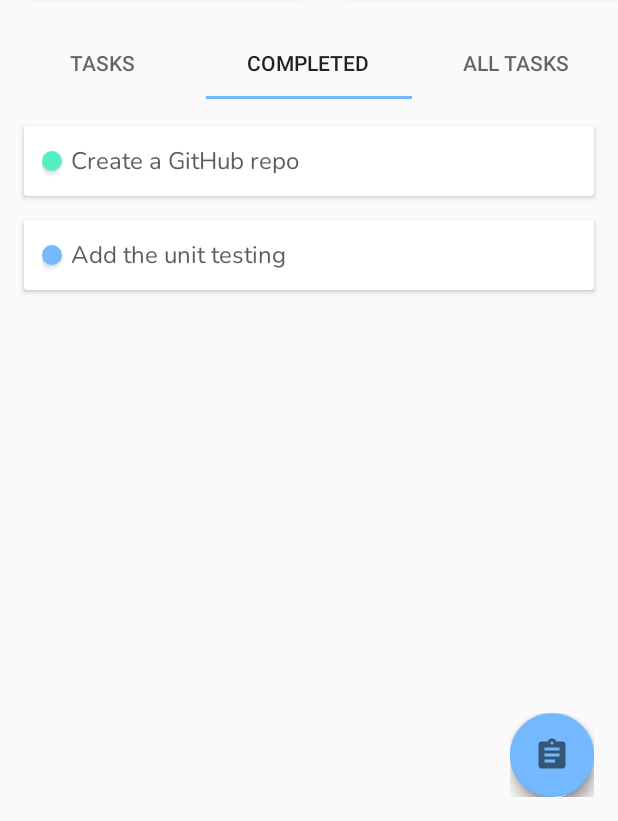
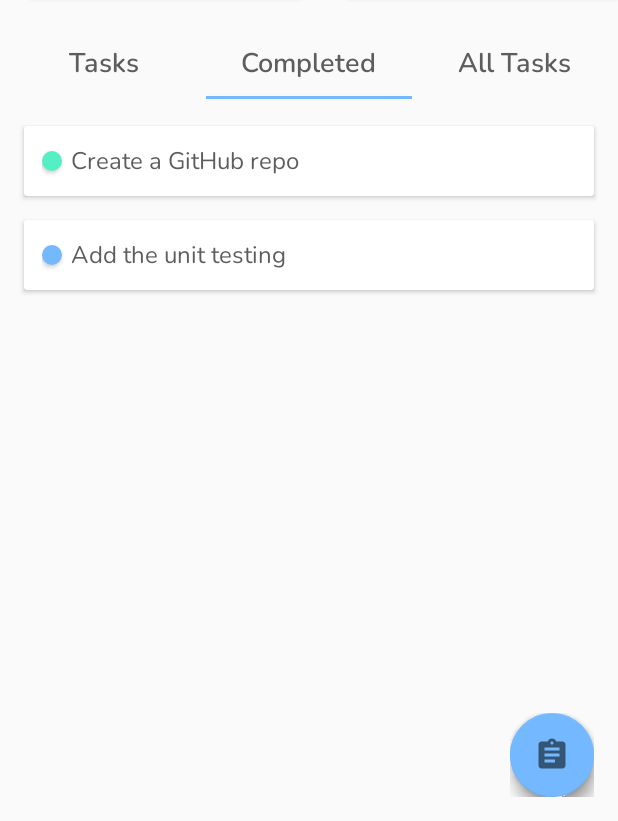
Before and after one commit to Jenil-Vekaria/Todo-Android-App, an Android app: the screen it shows after launch (MainActivity), tab 2 chosen, on a phone screen of 412 x 824 dp, the part 415-1236 px from its top. Run offline under Robolectric (Android 15) with nearby library versions, the phone set to English and light mode, and no system bars; our stand-ins replace Room's generated code; libraries missing offline, so code that uses them is left out: com.github.clans.fab; plain views replace FloatingActionButton, FloatingActionMenu; 5 statements that could not run were skipped.

Commit message:
No Tasks message display added, and changed tablayout style

```diff
--- a/app/src/main/java/com/example/todolist/Fragment/AllTasksFragment.java
+++ b/app/src/main/java/com/example/todolist/Fragment/AllTasksFragment.java
@@ -17,6 +17,7 @@ import android.os.Parcelable;
 import android.view.LayoutInflater;
 import android.view.View;
 import android.view.ViewGroup;
+import android.widget.LinearLayout;
 import android.widget.Toast;
 
 import com.example.todolist.Adapter.TaskAdapter;
@@ -44,6 +45,7 @@ public class AllTasksFragment extends Fragment {
 
     private Task removedTask;
 
+    private LinearLayout noTaskDisplay;
 
     @Override
     public View onCreateView(LayoutInflater inflater, ViewGroup container, Bundle savedInstanceState) {
@@ -52,10 +54,19 @@ public class AllTasksFragment extends Fragment {
         todoViewModel = new ViewModelProvider(this,
                 ViewModelProvider.AndroidViewModelFactory.getInstance(getActivity().getApplication())).get(TodoViewModel.class);
 
+        noTaskDisplay = view.findViewById(R.id.no_tasks);
+
         displayAllTasks(view);
 
         // Inflate the layout for this fragment
         return view;
+    }
+
+    public void displayNoTaskMessage(boolean display){
+        if(display)
+            noTaskDisplay.setVisibility(LinearLayout.VISIBLE);
+        else
+            noTaskDisplay.setVisibility(LinearLayout.INVISIBLE);
     }
 
     private void displayAllTasks(final View view){
@@ -75,6 +86,12 @@ public class AllTasksFragment extends Fragment {
             @Override
             public void onChanged(List<Task> tasks) {
                 adapter.setTasks(tasks);
+
+                if(adapter.getItemCount() > 0)
+                    displayNoTaskMessage(false);
+                else
+                    displayNoTaskMessage(true);
+
             }
         });
 
--- a/app/src/main/java/com/example/todolist/Fragment/CompletedTasksFragment.java
+++ b/app/src/main/java/com/example/todolist/Fragment/CompletedTasksFragment.java
@@ -17,6 +17,7 @@ import android.os.Parcelable;
 import android.view.LayoutInflater;
 import android.view.View;
 import android.view.ViewGroup;
+import android.widget.LinearLayout;
 import android.widget.Toast;
 
 import com.example.todolist.Adapter.TaskAdapter;
@@ -45,6 +46,9 @@ public class CompletedTasksFragment extends Fragment {
 
     private int projectID;
 
+    private LinearLayout noTaskDisplay;
+
+
     public CompletedTasksFragment(int projectIDViewMode){
         this.projectID = projectIDViewMode;
     }
@@ -59,9 +63,19 @@ public class CompletedTasksFragment extends Fragment {
         todoViewModel = new ViewModelProvider(this,
                 ViewModelProvider.AndroidViewModelFactory.getInstance(getActivity().getApplication())).get(TodoViewModel.class);
 
+        noTaskDisplay = view.findViewById(R.id.no_tasks);
+
+
         displayCompletedTasks(view);
 
         return view;
+    }
+
+    public void displayNoTaskMessage(boolean display){
+        if(display)
+            noTaskDisplay.setVisibility(LinearLayout.VISIBLE);
+        else
+            noTaskDisplay.setVisibility(LinearLayout.INVISIBLE);
     }
 
     private void displayCompletedTasks(final View view) {
@@ -72,7 +86,7 @@ public class CompletedTasksFragment extends Fragment {
 
 //      Get the displaying task adapter
         final TaskAdapter adapter = new TaskAdapter(projectID);
-//      Attach the adapter to recylerview
+//      Attach the adapter to recyclerview
         completedTaskRecylerView.setAdapter(adapter);
 
 //      This is so live displaying
@@ -80,6 +94,11 @@ public class CompletedTasksFragment extends Fragment {
             @Override
             public void onChanged(List<Task> tasks) {
                 adapter.setTasks(tasks);
+
+                if(adapter.getItemCount() > 0)
+                    displayNoTaskMessage(false);
+                else
+                    displayNoTaskMessage(true);
             }
         });
 
--- a/app/src/main/java/com/example/todolist/Fragment/TasksFragment.java
+++ b/app/src/main/java/com/example/todolist/Fragment/TasksFragment.java
@@ -19,6 +19,7 @@ import android.os.Parcelable;
 import android.view.LayoutInflater;
 import android.view.View;
 import android.view.ViewGroup;
+import android.widget.LinearLayout;
 import android.widget.Toast;
 
 import com.example.todolist.Adapter.TaskAdapter;
@@ -47,6 +48,8 @@ public class TasksFragment extends Fragment {
 
     private int projectID;
 
+    private LinearLayout noTaskDisplay;
+
     public TasksFragment(int projectIDViewMode){
         this.projectID = projectIDViewMode;
     }
@@ -60,10 +63,19 @@ public class TasksFragment extends Fragment {
         todoViewModel = new ViewModelProvider(this,
                 ViewModelProvider.AndroidViewModelFactory.getInstance(getActivity().getApplication())).get(TodoViewModel.class);
 
+        noTaskDisplay = view.findViewById(R.id.no_tasks);
+
         displayDailyTasks(view);
 
         // Inflate the layout for this fragment
         return view;
+    }
+
+    public void displayNoTaskMessage(boolean display){
+        if(display)
+            noTaskDisplay.setVisibility(LinearLayout.VISIBLE);
+        else
+            noTaskDisplay.setVisibility(LinearLayout.INVISIBLE);
     }
 
 
@@ -82,6 +94,12 @@ public class TasksFragment extends Fragment {
             public void onChanged(List<Task> tasks) {
                 //Update the RecyclerView here
                 adapter.setTasks(tasks);
+
+                if(adapter.getItemCount() > 0)
+                    displayNoTaskMessage(false);
+                else
+                    displayNoTaskMessage(true);
+
             }
         });
 
--- /dev/null
+++ b/app/src/main/res/drawable/ic_notebook.xml
@@ -0,0 +1,11 @@
+<vector android:alpha="0.54" android:height="438.891dp"
+    android:viewportHeight="438.891" android:viewportWidth="438.891"
+    android:width="438.891dp" xmlns:android="http://schemas.android.com/apk/res/android">
+    <path android:fillColor="#FF000000" android:pathData="M347.968,57.503h-39.706V39.74c0,-5.747 -6.269,-8.359 -12.016,-8.359h-30.824c-7.314,-20.898 -25.6,-31.347 -46.498,-31.347c-20.668,-0.777 -39.467,11.896 -46.498,31.347h-30.302c-5.747,0 -11.494,2.612 -11.494,8.359v17.763H90.923c-23.53,0.251 -42.78,18.813 -43.886,42.318v299.363c0,22.988 20.898,39.706 43.886,39.706h257.045c22.988,0 43.886,-16.718 43.886,-39.706V99.822C390.748,76.316 371.498,57.754 347.968,57.503zM151.527,52.279h28.735c5.016,-0.612 9.045,-4.428 9.927,-9.404c3.094,-13.474 14.915,-23.146 28.735,-23.51c13.692,0.415 25.335,10.117 28.212,23.51c0.937,5.148 5.232,9.013 10.449,9.404h29.78v41.796H151.527V52.279zM370.956,399.185c0,11.494 -11.494,18.808 -22.988,18.808H90.923c-11.494,0 -22.988,-7.314 -22.988,-18.808V99.822c1.066,-11.964 10.978,-21.201 22.988,-21.42h39.706v26.645c0.552,5.854 5.622,10.233 11.494,9.927h154.122c5.98,0.327 11.209,-3.992 12.016,-9.927V78.401h39.706c12.009,0.22 21.922,9.456 22.988,21.42V399.185z"/>
+    <path android:fillColor="#FF000000" android:pathData="M179.217,233.569c-3.919,-4.131 -10.425,-4.364 -14.629,-0.522l-33.437,31.869l-14.106,-14.629c-3.919,-4.131 -10.425,-4.363 -14.629,-0.522c-4.047,4.24 -4.047,10.911 0,15.151l21.42,21.943c1.854,2.076 4.532,3.224 7.314,3.135c2.756,-0.039 5.385,-1.166 7.314,-3.135l40.751,-38.661c4.04,-3.706 4.31,-9.986 0.603,-14.025C179.628,233.962 179.427,233.761 179.217,233.569z"/>
+    <path android:fillColor="#FF000000" android:pathData="M329.16,256.034H208.997c-5.771,0 -10.449,4.678 -10.449,10.449s4.678,10.449 10.449,10.449H329.16c5.771,0 10.449,-4.678 10.449,-10.449S334.931,256.034 329.16,256.034z"/>
+    <path android:fillColor="#FF000000" android:pathData="M179.217,149.977c-3.919,-4.131 -10.425,-4.364 -14.629,-0.522l-33.437,31.869l-14.106,-14.629c-3.919,-4.131 -10.425,-4.364 -14.629,-0.522c-4.047,4.24 -4.047,10.911 0,15.151l21.42,21.943c1.854,2.076 4.532,3.224 7.314,3.135c2.756,-0.039 5.385,-1.166 7.314,-3.135l40.751,-38.661c4.04,-3.706 4.31,-9.986 0.603,-14.025C179.628,150.37 179.427,150.169 179.217,149.977z"/>
+    <path android:fillColor="#FF000000" android:pathData="M329.16,172.442H208.997c-5.771,0 -10.449,4.678 -10.449,10.449s4.678,10.449 10.449,10.449H329.16c5.771,0 10.449,-4.678 10.449,-10.449S334.931,172.442 329.16,172.442z"/>
+    <path android:fillColor="#FF000000" android:pathData="M179.217,317.16c-3.919,-4.131 -10.425,-4.363 -14.629,-0.522l-33.437,31.869l-14.106,-14.629c-3.919,-4.131 -10.425,-4.363 -14.629,-0.522c-4.047,4.24 -4.047,10.911 0,15.151l21.42,21.943c1.854,2.076 4.532,3.224 7.314,3.135c2.756,-0.039 5.385,-1.166 7.314,-3.135l40.751,-38.661c4.04,-3.706 4.31,-9.986 0.603,-14.025C179.628,317.554 179.427,317.353 179.217,317.16z"/>
+    <path android:fillColor="#FF000000" android:pathData="M329.16,339.626H208.997c-5.771,0 -10.449,4.678 -10.449,10.449s4.678,10.449 10.449,10.449H329.16c5.771,0 10.449,-4.678 10.449,-10.449S334.931,339.626 329.16,339.626z"/>
+</vector>
--- a/app/src/main/res/layout/activity_main.xml
+++ b/app/src/main/res/layout/activity_main.xml
@@ -34,13 +34,15 @@
         <com.google.android.material.tabs.TabLayout
             android:id="@+id/tabLayout"
             android:layout_width="match_parent"
-            android:layout_height="wrap_content" />
+            android:layout_height="wrap_content"
+            app:tabTextAppearance="@style/TabLayout"/>
 
         <androidx.viewpager.widget.ViewPager
             android:id="@+id/viewPager"
             android:layout_width="match_parent"
             android:layout_height="match_parent"
             android:layout_marginTop="50dp"/>
+
 
         <com.github.clans.fab.FloatingActionMenu
             android:id="@+id/floatingActionMenu"
--- a/app/src/main/res/layout/activity_project.xml
+++ b/app/src/main/res/layout/activity_project.xml
@@ -37,7 +37,7 @@
             android:id="@+id/button_add_task"
             android:layout_width="wrap_content"
             android:layout_height="wrap_content"
-            android:src="@drawable/ic_task"
+            android:src="@drawable/ic_notebook"
             app:fab_label="Add Task"
             app:fab_size="mini"
             app:fab_colorNormal="@color/red"
--- a/app/src/main/res/layout/fragment_completed_tasks.xml
+++ b/app/src/main/res/layout/fragment_completed_tasks.xml
@@ -3,7 +3,38 @@
     xmlns:tools="http://schemas.android.com/tools"
     android:layout_width="match_parent"
     android:layout_height="match_parent"
+    xmlns:app="http://schemas.android.com/apk/res-auto"
     tools:context=".Fragment.CompletedTasksFragment">
+
+    <LinearLayout
+        android:id="@+id/no_tasks"
+        android:layout_width="match_parent"
+        android:layout_height="wrap_content"
+        android:layout_alignParentLeft="true"
+        android:layout_alignParentRight="true"
+        android:layout_centerInParent="true"
+        android:layout_marginTop="70dp"
+        android:orientation="vertical"
+        >
+
+
+        <ImageView
+            android:id="@+id/imageView"
+            android:layout_width="60dp"
+            android:layout_height="60dp"
+            android:layout_gravity="center_horizontal"
+            app:srcCompat="@drawable/ic_notebook" />
+
+        <TextView
+            android:layout_width="wrap_content"
+            android:layout_height="wrap_content"
+            android:layout_gravity="center_horizontal"
+            android:text="No Tasks"
+            android:fontFamily="@font/nunito_semibold"
+            android:textSize="18sp"
+            />
+    </LinearLayout>
+
 
     <androidx.recyclerview.widget.RecyclerView
         android:id="@+id/completedTaskRecyclerView"
--- a/app/src/main/res/values/styles.xml
+++ b/app/src/main/res/values/styles.xml
@@ -16,5 +16,8 @@
         <item name="android:textSize">25dp</item>
     </style>
 
-
+    <style name="TabLayout" parent="@android:style/TextAppearance.Medium">
+        <item name="android:textColor">@color/colorTitle</item>
+        <item name="android:fontFamily">@font/nunito_semibold</item>
+    </style>
 </resources>
```
Also changed, not shown: app/src/main/res/layout/fragment_all_tasks.xml (+31 -1 lines), app/src/main/res/layout/fragment_tasks.xml (+30 -0 lines).
